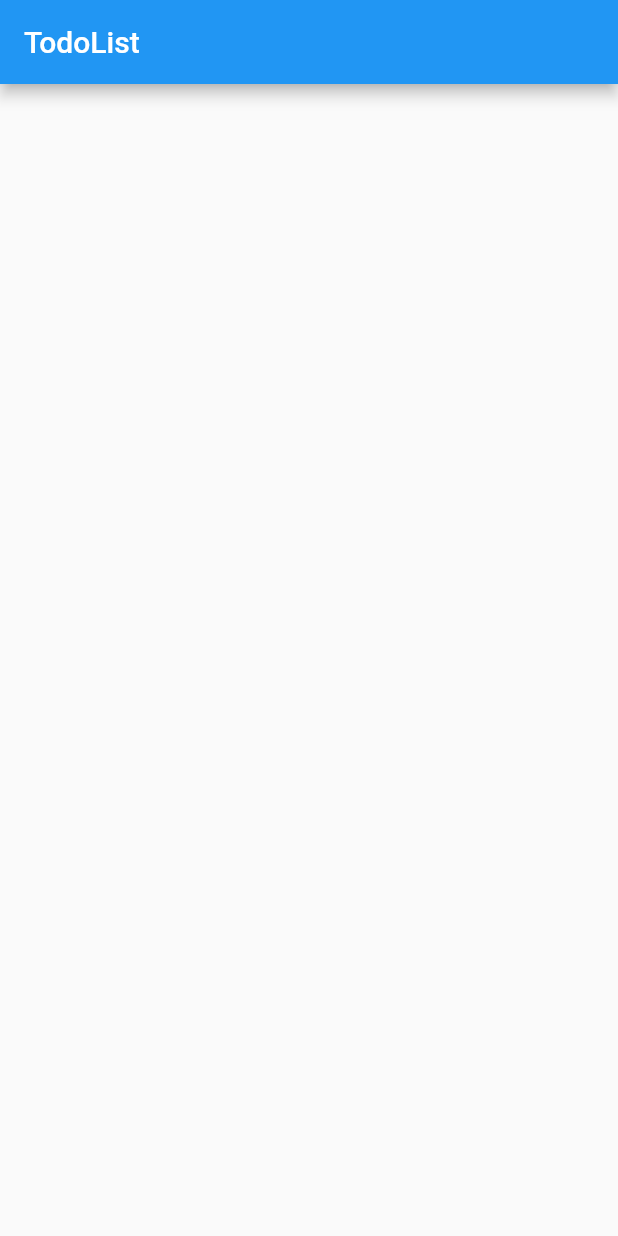
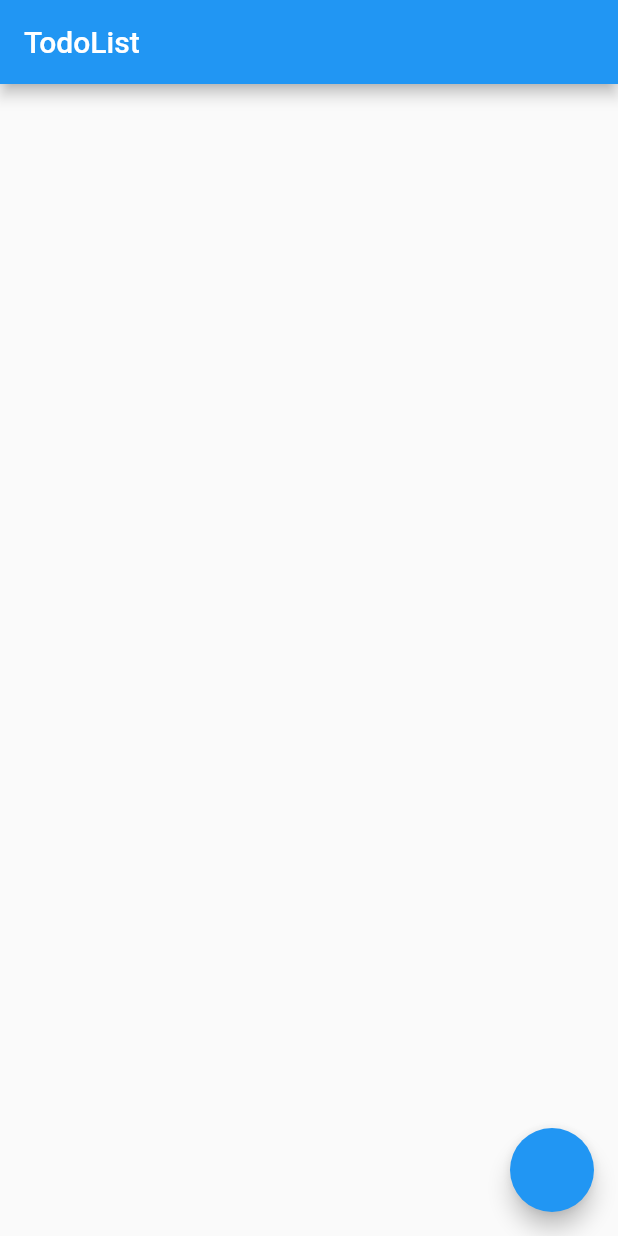
Before and after one commit to K-Sato1995/flutter_play_ground, a Flutter app: the screen it shows after launch, on a phone screen of 412 x 824 dp. Run offline on Flutter 3.47's test engine with Material 2 defaults, Android fonts, the phone set to English and light mode, and no system bars.

Commit message:
Add floadting btn

```diff
--- a/lib/main.dart
+++ b/lib/main.dart
@@ -1,4 +1,5 @@
 import 'package:flutter/material.dart';
+import 'dart:developer';
 
 void main() {
   runApp(const TodoApp());
@@ -20,10 +21,30 @@ class TodoList extends StatefulWidget {
 }
 
 class _TodoListState extends State<TodoList> {
+  final List<String> _todoList = <String>[];
+  final TextEditingController _textFieldController = TextEditingController();
+
   @override
   Widget build(BuildContext context) {
     return Scaffold(
-      appBar: AppBar(title: const Text('TodoList')),
-    );
+        appBar: AppBar(title: const Text('TodoList')),
+        floatingActionButton:
+            FloatingActionButton(onPressed: () => log('print me')),
+        body: ListView(
+          children: _getItems(),
+        ));
+  }
+
+  Widget _buildTodoItem(String title) {
+    return ListTile(title: Text(title));
+  }
+
+  List<Widget> _getItems() {
+    final List<Widget> todoWidgets = <Widget>[];
+
+    for (String title in _todoList) {
+      todoWidgets.add(_buildTodoItem(title));
+    }
+    return todoWidgets;
   }
 }
```
